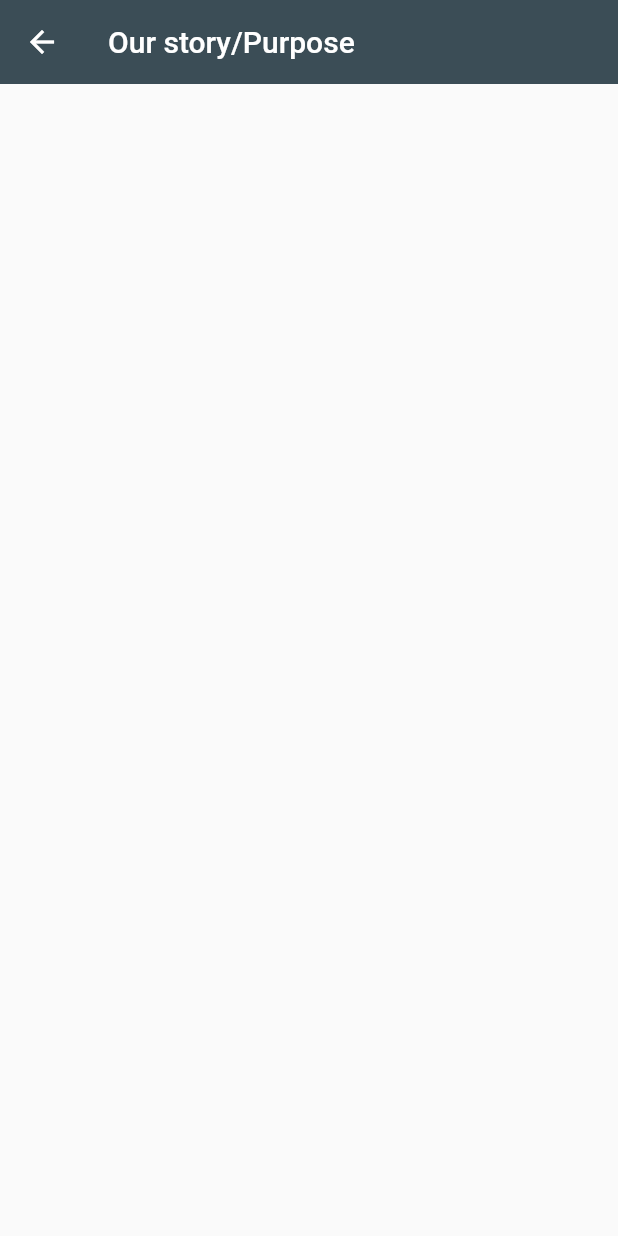
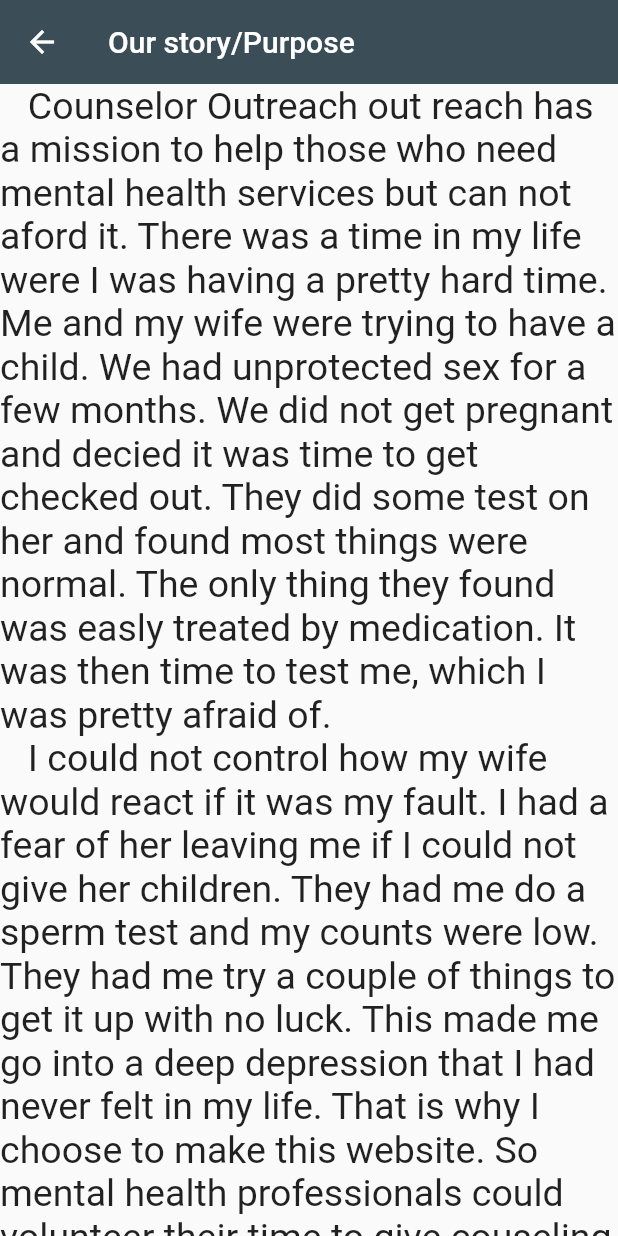
Before and after one commit to bwareing/senior_project, a Flutter app: the OurStory screen opened directly, on a phone screen of 412 x 824 dp. Run offline on Flutter 3.47's test engine with Material 2 defaults, Android fonts, the phone set to English and light mode, and no system bars; missing offline and left inert: dart:html.

Commit message:
made the ourstory page

```diff
--- a/lib/views/screens/aboutus.dart
+++ b/lib/views/screens/aboutus.dart
@@ -19,6 +19,23 @@ class _OurStory extends State<OurStory>{
           backgroundColor: Color.fromARGB(255, 59, 77, 86),
 
         ),
+        body:Center(
+          child: Column(children:[
+            const Expanded(
+              child:Text(
+                "   Counselor Outreach out reach has a mission to help those who need mental health services but can not aford it. There was a time in my life were I was having a pretty hard time. Me and my wife were trying to have a child. We had unprotected sex for a few months. We did not get pregnant and decied it was time to get checked out. They did some test on her and found most things were normal. The only thing they found was easly treated by medication. It was then time to test me, which I was pretty afraid of.\n   I could not control how my wife would react if it was my fault. I had a fear of her leaving me if I could not give her children. They had me do a sperm test and my counts were low. They had me try a couple of things to get it up with no luck. This made me go into a deep depression that I had never felt in my life. That is why I choose to make this website. So mental health professionals could volunteer their time to give couseling to people who could not afford counseling. So in short Counselor Outreach is trying to connect counselor out of the goodness of their hearts will help people without being payed in return. ",
+
+                style: TextStyle(fontSize: 25),
+              )
+
+            ),
+
+          ]
+          ),
+
+        )
+
          );
+
   }
 }
```
